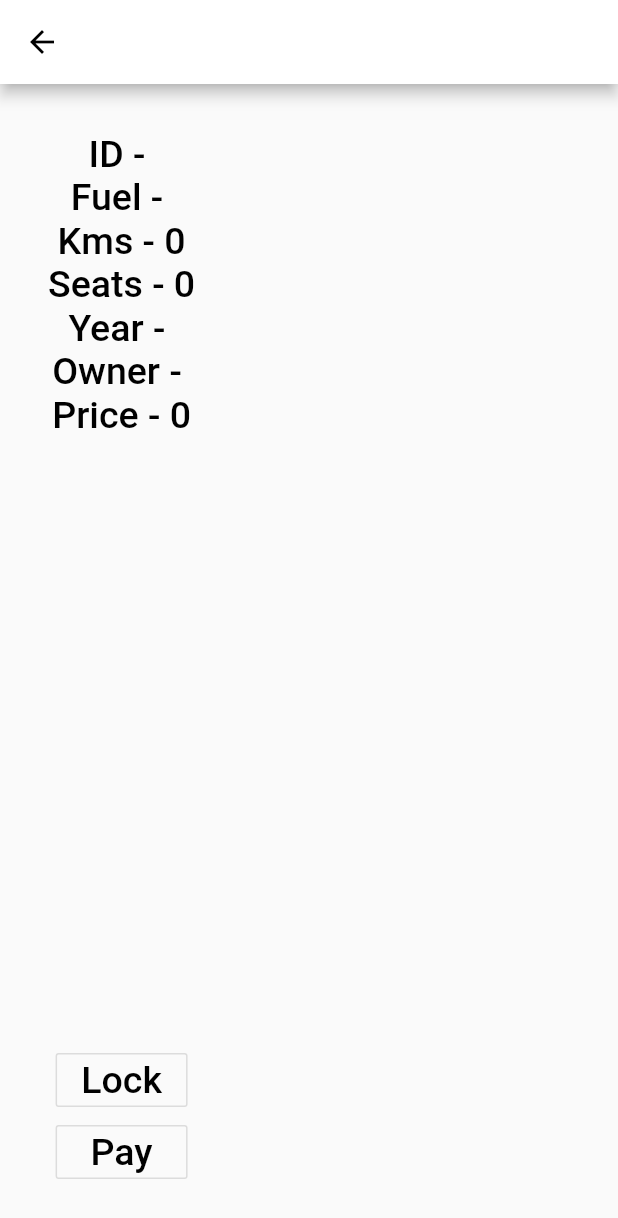
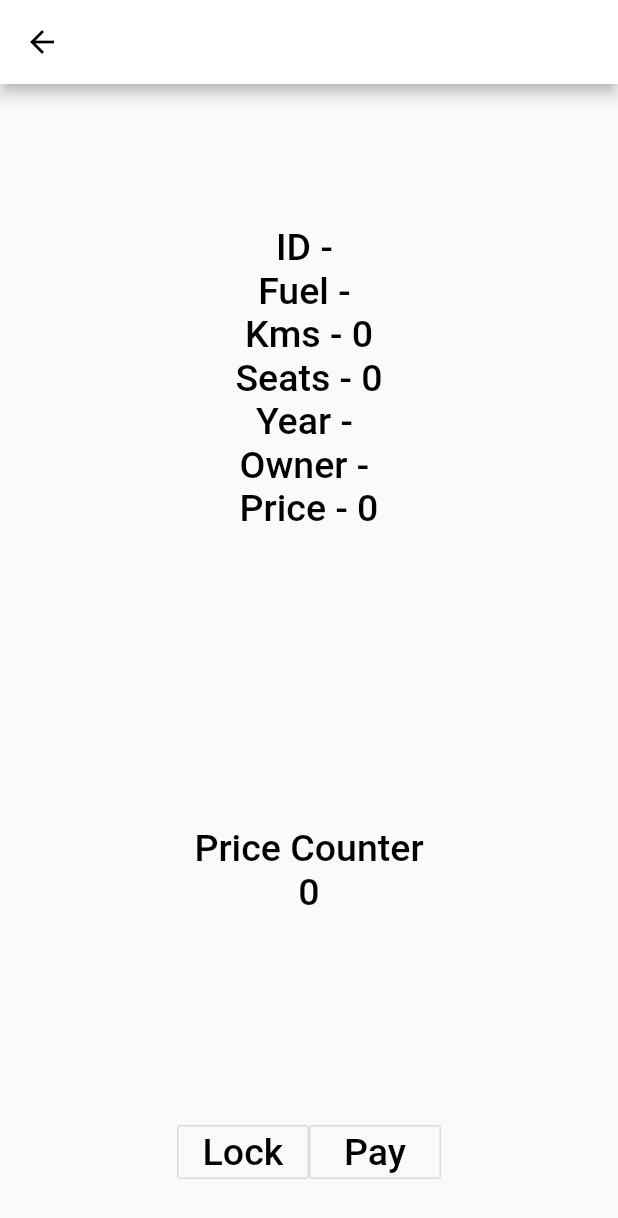
Before and after one commit to fabioalves98/RoadRnD, a Flutter app: the CarView screen opened directly with empty values, after a tap on "Unlock", on a phone screen of 412 x 824 dp. Shown: the top 1218 px of the screen. Run offline on Flutter 3.47's test engine with Material 2 defaults, Android fonts, the light colour scheme and no system bars; our stand-ins replace google_maps_flutter; missing offline and left inert: flutter_inappwebview, flutter_nfc_kit.

Commit message:
price updates in real time when car unlocked

```diff
--- a/app/road_rnd_app/lib/carview.dart
+++ b/app/road_rnd_app/lib/carview.dart
@@ -18,6 +18,7 @@ class CarView extends StatefulWidget {
 class CarViewState extends State<CarView> {
   bool locked = true;
   int seconds = 0;
+  int cur_price = 0;
   Timer timer;
 
   void startCount() {
@@ -35,6 +36,9 @@ class CarViewState extends State<CarView> {
   void updatePrice() {
     seconds++;
     print(seconds);
+    setState(() {
+      cur_price = seconds * widget.car.price_per_minute;
+    });
   }
 
   void goToPay(BuildContext context) async {
@@ -67,7 +71,7 @@ class CarViewState extends State<CarView> {
               children: [
                 Expanded(
                     child: Column(
-                        crossAxisAlignment: CrossAxisAlignment.center,
+                        mainAxisAlignment: MainAxisAlignment.center,
                         children: [
                       Text(
                         "ID - ${widget.car.id}",
@@ -98,6 +102,23 @@ class CarViewState extends State<CarView> {
                         style: Theme.of(context).textTheme.bodyText1,
                       )
                     ])),
+                Expanded(
+                    child: Column(
+                  mainAxisAlignment: MainAxisAlignment.center,
+                  children: [
+                    Text(
+                      "Price Counter",
+                      style: Theme.of(context).textTheme.bodyText1,
+                    ),
+                    Text(
+                      locked ? "Unlock" : "$cur_price",
+                      style: Theme.of(context).textTheme.bodyText1,
+                    )
+                  ],
+                )),
+                Row(
+                  mainAxisAlignment: MainAxisAlignment.center,
+                  children: [
                     OutlineButton(
                         textColor: Color(0xFF6200EE),
                         highlightedBorderColor: Colors.black.withOpacity(0.12),
@@ -129,6 +150,8 @@ class CarViewState extends State<CarView> {
                           style: Theme.of(context).textTheme.bodyText1,
                         ))
                   ],
+                ),
+              ],
             )));
   }
 }
```
Lines whose indentation alone changed are shown as unchanged.
